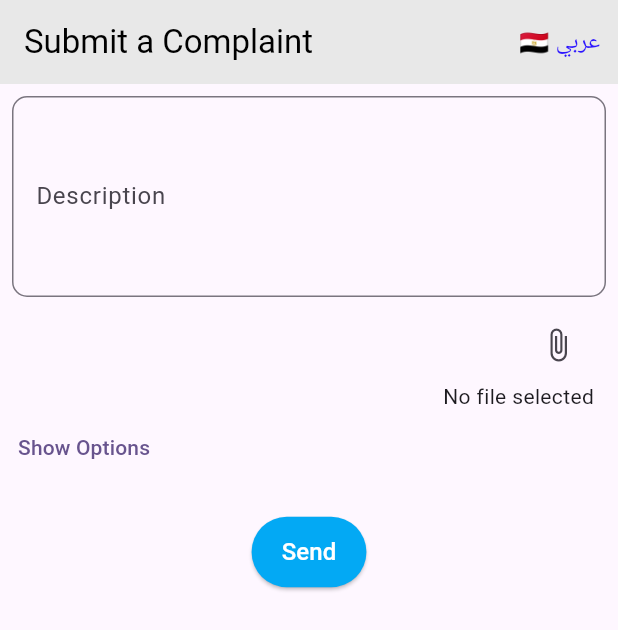
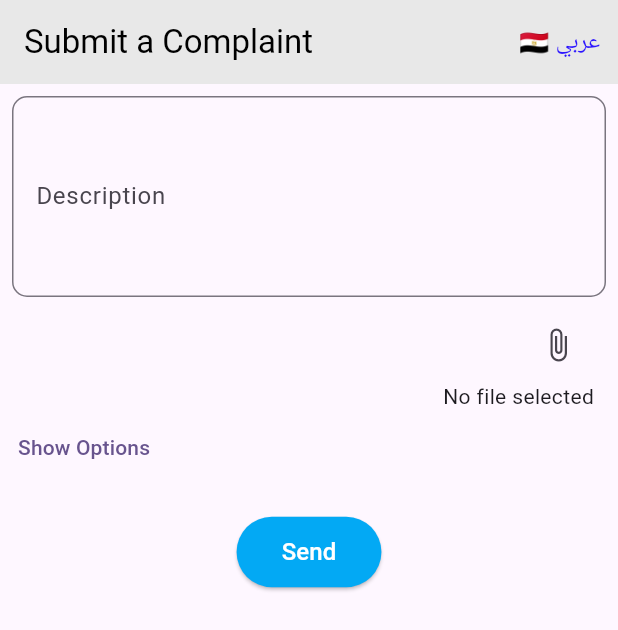
Before and after one commit to Philoodelf/Complaint_task, a Flutter app: the screen it shows after launch, on a phone screen of 412 x 824 dp. Shown: the top 630 px of the screen. Run offline on Flutter 3.47's test engine with Material 3 defaults, Android fonts, the phone set to English and light mode, and no system bars; our stand-ins replace easy_localization, file_picker, permission_handler.

Commit message:
updated ui

```diff
--- a/report_task/lib/complaint/screens/description.dart
+++ b/report_task/lib/complaint/screens/description.dart
@@ -299,11 +299,11 @@ class _DescriptionState extends State<Description> {
                 ),
               ],
             ),
-            const SizedBox(
-              height: 12,
-            ),
 
-            ElevatedButton(
+
+            Padding(
+              padding: const EdgeInsets.only(top: 12, bottom: 30),
+              child: ElevatedButton(
                 onPressed: () {
                   // Add your action here
                 },
@@ -313,7 +313,7 @@ class _DescriptionState extends State<Description> {
                     borderRadius: BorderRadius.circular(32), // Rounded corners
                   ),
                   padding: const EdgeInsets.symmetric(
-                    vertical: 12, horizontal: 20), // Button padding
+                      vertical: 12, horizontal: 30), // Button padding
                 ),
                 child: const Text(
                   'send',
@@ -323,6 +323,7 @@ class _DescriptionState extends State<Description> {
                     color: Colors.white, // Text color
                   ),
                 ).tr(),
+              ),
             )
           ],
         ),
```
Lines whose indentation alone changed are shown as unchanged.
